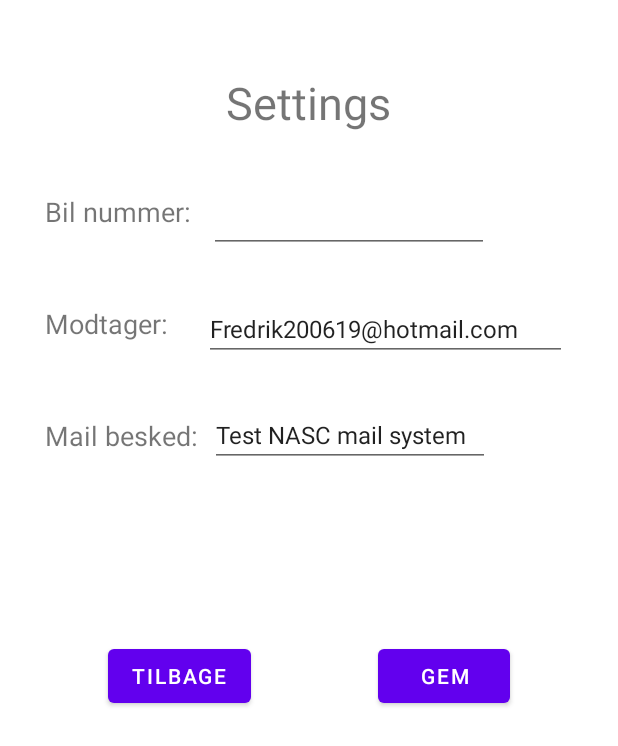
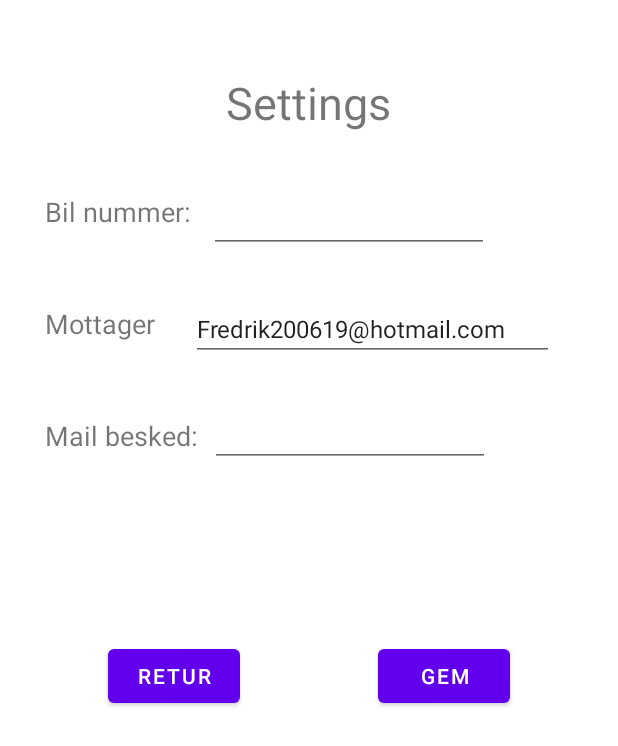
Before and after one commit to fredrikmejs/billedeapp_NASC, an Android app: the fragment Settings_Fragment placed in its activity, on a phone screen of 412 x 824 dp. Shown: the top 746 px of the screen. Run offline under Robolectric (Android 15) with nearby library versions, the phone set to English and light mode, and no system bars.

Commit message:
product to NASC

```diff
--- a/app/src/main/java/com/example/billedeapp_nasc/Fragments/Settings_Fragment.java
+++ b/app/src/main/java/com/example/billedeapp_nasc/Fragments/Settings_Fragment.java
@@ -36,9 +36,6 @@ public class Settings_Fragment extends Fragment {
     @Override
     public void onCreate(Bundle savedInstanceState) {
         super.onCreate(savedInstanceState);
-
-
-
     }
 
     @Override
@@ -147,6 +144,5 @@ public class Settings_Fragment extends Fragment {
                 dialog.dismiss();
             }
         });
-
     }
 }
--- a/app/src/main/java/com/example/billedeapp_nasc/Fragments/Take_pictureFragment.java
+++ b/app/src/main/java/com/example/billedeapp_nasc/Fragments/Take_pictureFragment.java
@@ -83,7 +83,7 @@ public class Take_pictureFragment extends Fragment {
             public void onClick(View v) {
                 if (camera != null && !isPictureTaken){
                     camera.takePicture(null,null,mPictureCallback);
-                    button_takePicture.setText("Retake picture");
+                    button_takePicture.setText("Tag igen");
                     isPictureTaken = true;
                     frameLayout_camera.setVisibility(View.INVISIBLE);
                     frameLayout_photo.setVisibility(View.VISIBLE);
--- a/app/src/main/java/com/example/billedeapp_nasc/Fragments/WelcomeScreen.java
+++ b/app/src/main/java/com/example/billedeapp_nasc/Fragments/WelcomeScreen.java
@@ -32,7 +32,7 @@ public class WelcomeScreen extends Fragment {
         }
 
         if (saveData.loadData(getContext(),"mail_message") == null) {
-            saveData.saveLocal(getContext(), "mail_message", "Test NASC mail system");
+            saveData.saveLocal(getContext(), "mail_message", "");
         }
 
         if (saveData.loadData(getContext(), "TruckNumber") != null){
@@ -54,7 +54,7 @@ public class WelcomeScreen extends Fragment {
             @Override
             public void onClick(View v) {
                 if (truckNumber.length() == 0){
-                    Toast.makeText(getContext(), "Du skal indtaste et truck nummer", Toast.LENGTH_LONG).show();
+                    Toast.makeText(getContext(), "Bil nummer saknas", Toast.LENGTH_LONG).show();
                 } else {
                     String truckNum = truckNumber.getText().toString();
                     saveData.saveLocal(getContext(), "TruckNumber", truckNum);
--- a/app/src/main/res/layout/fragment_settings_.xml
+++ b/app/src/main/res/layout/fragment_settings_.xml
@@ -35,7 +35,7 @@
         android:layout_height="wrap_content"
         android:layout_marginStart="30dp"
         android:layout_marginTop="50dp"
-        android:text="Modtager:"
+        android:text="Mottager"
         android:textSize="18sp"
         app:layout_constraintStart_toStartOf="parent"
         app:layout_constraintTop_toBottomOf="@+id/textView2" />
@@ -105,7 +105,7 @@
         android:layout_height="wrap_content"
         android:layout_marginStart="72dp"
         android:layout_marginTop="124dp"
-        android:text="Tilbage"
+        android:text="Retur"
         app:layout_constraintStart_toStartOf="parent"
         app:layout_constraintTop_toBottomOf="@+id/textView5" />
 
```
